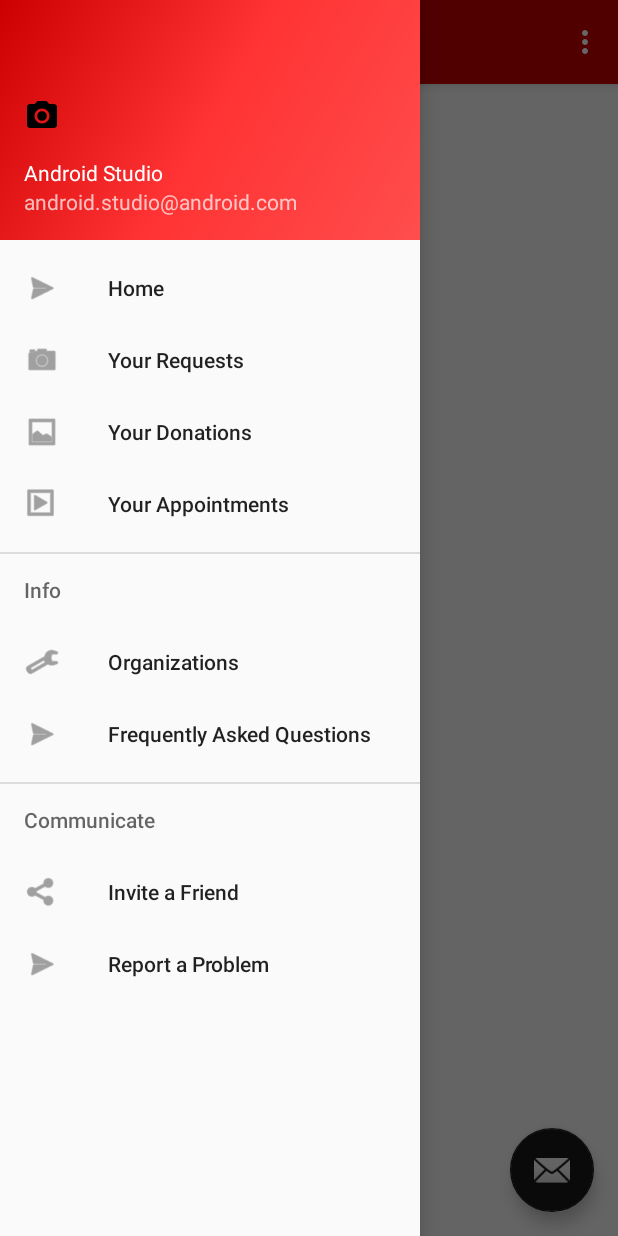
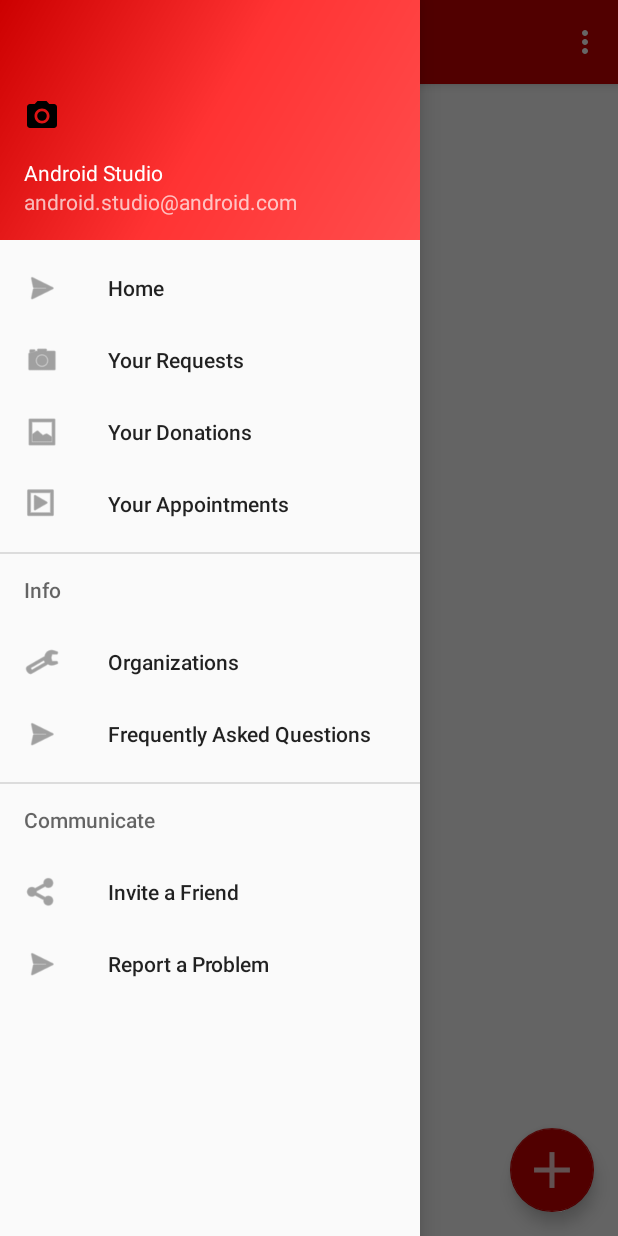
Before and after one commit to kazijehangir/BloodHub, an Android app: the MainActivity screen opened directly, with no data from a screen before it, with the side drawer open, on a phone screen of 412 x 824 dp. Run offline under Robolectric (Android 15) with nearby library versions, the phone set to English and light mode, and no system bars.

Commit message:
Changed add button.

```diff
--- a/app/src/main/java/com/jexapps/bloodhub/MainActivity.java
+++ b/app/src/main/java/com/jexapps/bloodhub/MainActivity.java
@@ -120,6 +120,7 @@
 
         //noinspection SimplifiableIfStatement
         if (id == R.id.action_settings) {
+//            TODO: add settings activity here
             return true;
         }
 
--- a/app/src/main/res/layout/app_bar_main.xml
+++ b/app/src/main/res/layout/app_bar_main.xml
@@ -27,7 +27,9 @@
         android:layout_height="wrap_content"
         android:layout_gravity="bottom|end"
         android:layout_margin="@dimen/fab_margin"
-        app:srcCompat="@android:drawable/ic_dialog_email" />
+        app:backgroundTint="@android:color/holo_red_dark"
+        android:src="@drawable/ic_add_white" />
+
 
     <include layout="@layout/content_main" />
 
```
Also changed, not shown: app/src/main/res/drawable-hdpi/ic_add_white.png (added), app/src/main/res/drawable-mdpi/ic_add_white.png (added), app/src/main/res/drawable-xhdpi/ic_add_white.png (added), app/src/main/res/drawable-xxhdpi/ic_add_white.png (added).
